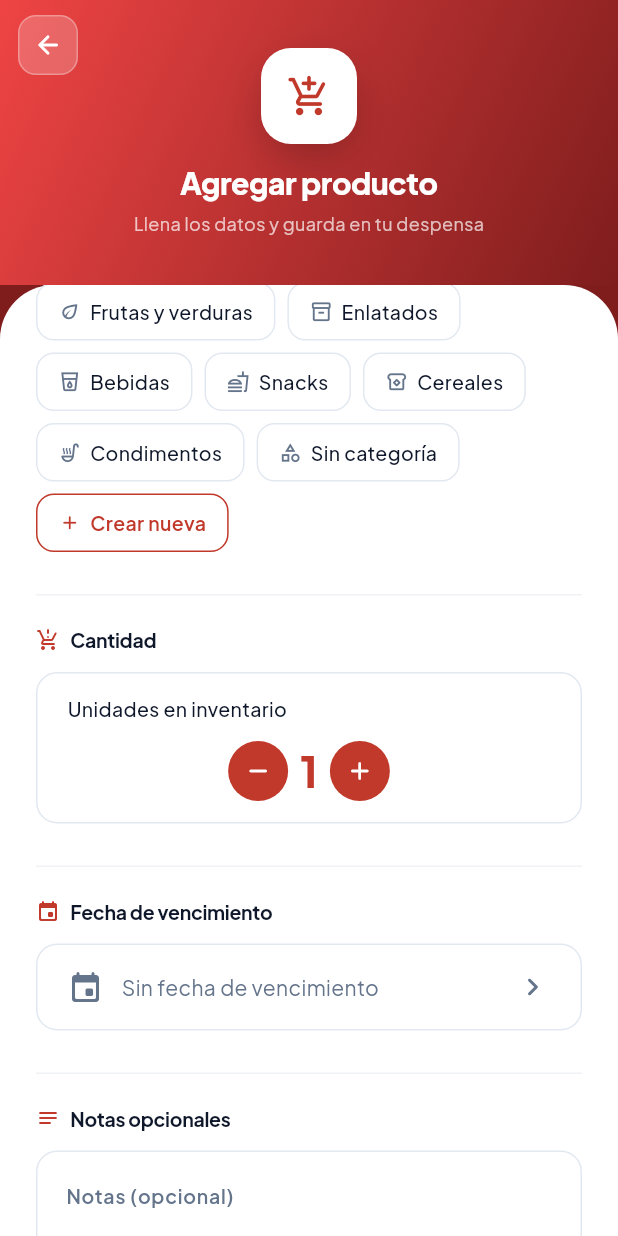
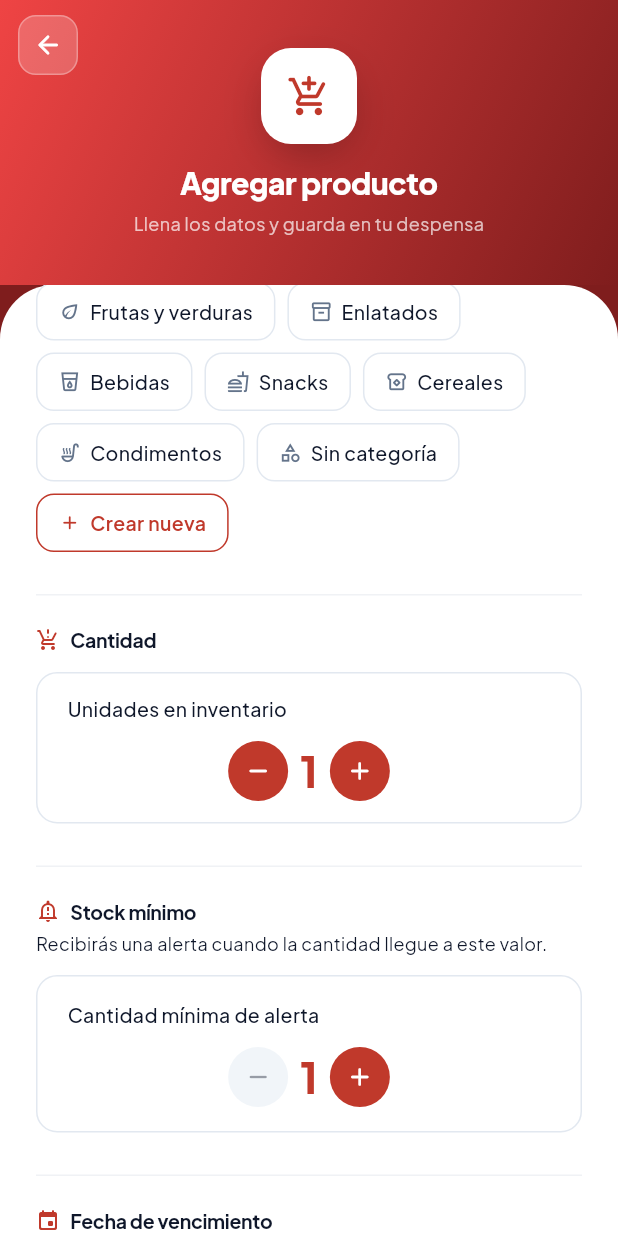
Before and after one commit to Deibyd07/PantryScanner, a Flutter app: the ProductFormScreen screen opened by its route, scrolled down 576 dp, on a phone screen of 412 x 824 dp. Run offline on Flutter 3.47's test engine with Material 3 defaults, Android fonts, the phone set to English and light mode, and no system bars; our stand-ins replace cloud_firestore, connectivity_plus, firebase_auth, firebase_core, flutter_local_notifications, flutter_riverpod and 8 more; missing offline and left inert: mobile_scanner; accounts and stored records are empty; statements that could not run were skipped.

Commit message:
feat(hu-15): alertas de stock minimo con notificacion agrupada y campo en formulario
- SUB-15.2: campo min_stock en tabla inventory_items (migracion v5)
- SUB-15.1: stepper de stock minimo en pantalla de edicion de producto
- SUB-15.3: LowStockNotificationService detecta items bajo umbral al actualizar inventario
- SUB-15.4: notificacion expandible con lista de productos y accion 'Ya lo compre'

```diff
--- a/lib/core/db/app_database.dart
+++ b/lib/core/db/app_database.dart
@@ -19,7 +19,7 @@ class AppDatabase {
 
     _db = await openDatabase(
       dbPath,
-      version: 4,
+      version: 5,
       onCreate: _onCreate,
       onUpgrade: _onUpgrade,
     );
@@ -36,6 +36,7 @@ class AppDatabase {
         brand       TEXT,
         category    TEXT,
         quantity    INTEGER NOT NULL DEFAULT 1,
+        min_stock   INTEGER NOT NULL DEFAULT 1,
         expiry_date INTEGER,
         image_url   TEXT,
         notes       TEXT,
@@ -102,6 +103,12 @@ class AppDatabase {
       await _createNotificationSettingsTable(db);
       await _seedNotificationSettings(db);
     }
+
+    if (oldVersion < 5) {
+      await db.execute(
+        'ALTER TABLE inventory_items ADD COLUMN min_stock INTEGER NOT NULL DEFAULT 1',
+      );
+    }
   }
 
   Future<void> _createNotificationSettingsTable(Database db) async {
--- a/lib/features/inventory/data/repositories/sqlite_inventory_repository.dart
+++ b/lib/features/inventory/data/repositories/sqlite_inventory_repository.dart
@@ -99,6 +99,7 @@ class SqliteInventoryRepository implements InventoryRepository {
       brand: row['brand'] as String?,
       category: row['category'] as String?,
       quantity: row['quantity'] as int,
+      minStock: row['min_stock'] as int? ?? 1,
       expiryDate: row['expiry_date'] != null
           ? DateTime.fromMillisecondsSinceEpoch(row['expiry_date'] as int)
           : null,
@@ -120,6 +121,7 @@ class SqliteInventoryRepository implements InventoryRepository {
       'brand': item.brand,
       'category': item.category,
       'quantity': item.quantity,
+      'min_stock': item.minStock,
       'expiry_date': item.expiryDate?.millisecondsSinceEpoch,
       'image_url': item.imageUrl,
       'notes': item.notes,
--- a/lib/features/inventory/domain/entities/inventory_item.dart
+++ b/lib/features/inventory/domain/entities/inventory_item.dart
@@ -20,6 +20,7 @@ class InventoryItem {
     this.expiryDate,
     this.imageUrl,
     this.notes,
+    this.minStock = 1,
   });
 
   final int id;
@@ -35,6 +36,9 @@ class InventoryItem {
   final DateTime createdAt;
   final DateTime updatedAt;
   final bool isDeleted;
+  final int minStock;
+
+  bool get isLowStock => quantity > 0 && quantity <= minStock;
 
   InventoryItem copyWith({
     int? id,
@@ -50,6 +54,7 @@ class InventoryItem {
     DateTime? createdAt,
     DateTime? updatedAt,
     bool? isDeleted,
+    int? minStock,
   }) {
     return InventoryItem(
       id: id ?? this.id,
@@ -65,6 +70,7 @@ class InventoryItem {
       createdAt: createdAt ?? this.createdAt,
       updatedAt: updatedAt ?? DateTime.now(),
       isDeleted: isDeleted ?? this.isDeleted,
+      minStock: minStock ?? this.minStock,
     );
   }
 
--- a/lib/features/inventory/presentation/screens/inventory_screen.dart
+++ b/lib/features/inventory/presentation/screens/inventory_screen.dart
@@ -65,6 +65,7 @@ class _InventoryScreenState extends ConsumerState<InventoryScreen> {
   @override
   Widget build(BuildContext context) {
     final AsyncValue<List<InventoryItem>> asyncItems = ref.watch(inventoryItemsProvider);
+    ref.watch(lowStockWatcherProvider);
     final PaletteSpec p = context.palette;
 
     final double topPad = MediaQuery.paddingOf(context).top;
--- a/lib/features/product_form/presentation/screens/product_form_screen.dart
+++ b/lib/features/product_form/presentation/screens/product_form_screen.dart
@@ -72,6 +72,7 @@ class _ProductFormScreenState extends ConsumerState<ProductFormScreen>
   // Field values
   int _existingId = 0; // If != 0, we are updating an existing product
   int _quantity = AppConstants.defaultQuantity; // default = 1
+  int _minStock = 1;
   DateTime? _expiryDate;
   String? _selectedCategory;
   String? _selectedImagePath; // New: local path of picked image
@@ -126,6 +127,7 @@ class _ProductFormScreenState extends ConsumerState<ProductFormScreen>
         _nameController.text = existingItem.name;
         _selectedCategory = existingItem.category;
         _quantity = existingItem.quantity;
+        _minStock = existingItem.minStock;
         _expiryDate = existingItem.expiryDate;
         _selectedImagePath = existingItem.imageUrl;
         if (existingItem.notes != null) {
@@ -344,6 +346,21 @@ class _ProductFormScreenState extends ConsumerState<ProductFormScreen>
                           const _SectionHeader(title: 'Cantidad', icon: Icons.production_quantity_limits_rounded),
                           const SizedBox(height: 12),
                           _buildQuantitySelector(colors),
+                          const SizedBox(height: 28),
+                          const _SectionDivider(),
+                          const _SectionHeader(title: 'Stock mínimo', icon: Icons.notification_important_outlined),
+                          const SizedBox(height: 4),
+                          Padding(
+                            padding: const EdgeInsets.only(bottom: 12),
+                            child: Text(
+                              'Recibirás una alerta cuando la cantidad llegue a este valor.',
+                              style: TextStyle(
+                                color: colors.onSurfaceVariant,
+                                fontSize: 12,
+                              ),
+                            ),
+                          ),
+                          _buildMinStockSelector(colors),
                           const SizedBox(height: 28),
                           const _SectionDivider(),
                           const _SectionHeader(title: 'Fecha de vencimiento', icon: Icons.event_rounded),
@@ -801,6 +818,64 @@ class _ProductFormScreenState extends ConsumerState<ProductFormScreen>
   }
 
 
+  Widget _buildMinStockSelector(ColorScheme colors) {
+    return Container(
+      padding: const EdgeInsets.symmetric(horizontal: 20, vertical: 16),
+      decoration: BoxDecoration(
+        color: Colors.white,
+        borderRadius: BorderRadius.circular(14),
+        border: Border.all(color: InventoryTokens.outline),
+      ),
+      child: Column(
+        crossAxisAlignment: CrossAxisAlignment.start,
+        children: <Widget>[
+          Text(
+            'Cantidad mínima de alerta',
+            style: TextStyle(
+              color: colors.onSurfaceVariant,
+              fontSize: 13,
+              fontWeight: FontWeight.w500,
+            ),
+          ),
+          const SizedBox(height: 12),
+          Row(
+            mainAxisAlignment: MainAxisAlignment.center,
+            children: <Widget>[
+              _QuantityButton(
+                icon: Icons.remove_rounded,
+                enabled: _minStock > 1,
+                onTap: () => setState(() => _minStock -= 1),
+                colors: colors,
+              ),
+              const SizedBox(width: 8),
+              AnimatedSwitcher(
+                duration: const Duration(milliseconds: 150),
+                transitionBuilder: (Widget child, Animation<double> anim) =>
+                    ScaleTransition(scale: anim, child: child),
+                child: Text(
+                  '$_minStock',
+                  key: ValueKey<int>(_minStock),
+                  style: TextStyle(
+                    color: colors.primary,
+                    fontSize: 28,
+                    fontWeight: FontWeight.w900,
+                  ),
+                ),
+              ),
+              const SizedBox(width: 8),
+              _QuantityButton(
+                icon: Icons.add_rounded,
+                enabled: true,
+                onTap: () => setState(() => _minStock += 1),
+                colors: colors,
+              ),
+            ],
+          ),
+        ],
+      ),
+    );
+  }
+
   Widget _buildExpiryPicker(ColorScheme colors) {
     final bool hasDate = _expiryDate != null;
     final String dateText = hasDate
@@ -908,6 +983,7 @@ class _ProductFormScreenState extends ConsumerState<ProductFormScreen>
       brand: null,
       category: _selectedCategory,
       quantity: _quantity,
+      minStock: _minStock,
       expiryDate: _expiryDate,
       imageUrl: _selectedImagePath,
       notes: _notesController.text.trim().isEmpty ? null : _notesController.text.trim(),
```
Also changed, not shown: lib/features/inventory/presentation/providers/inventory_providers.dart (+10 -0 lines), lib/features/notifications/data/services/local_notification_service.dart (+63 -1 lines), lib/features/notifications/data/services/low_stock_notification_service.dart (added, +64 -0 lines).
